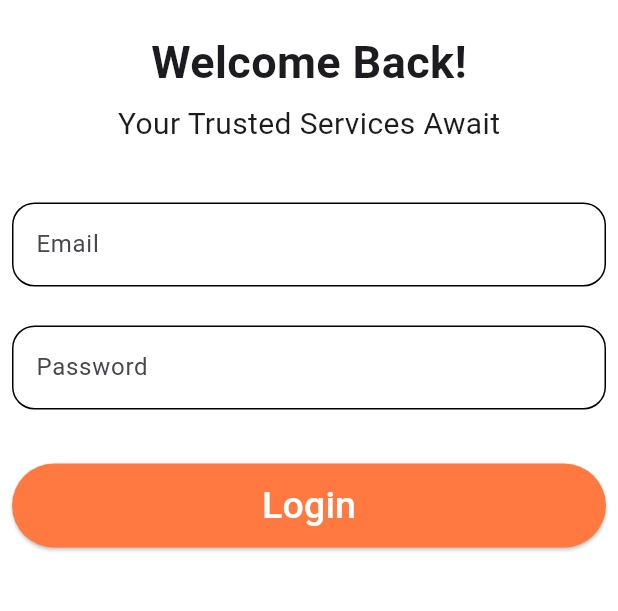
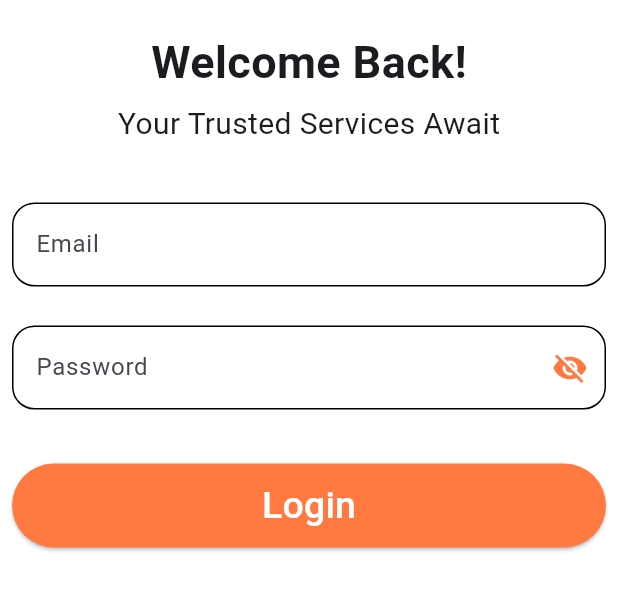
Before and after one commit to SajeenaMahotra/sewa_hub, a Flutter app: the screen it shows after launch, after a tap on "Get Started", on a phone screen of 412 x 824 dp, the part 315-926 px from its top. Run offline on Flutter 3.47's test engine with Material 3 defaults, Android fonts, the phone set to English and light mode, and no system bars; missing offline and left inert: dart:ffi.

Commit message:
add login screen and snackbar

```diff
--- /dev/null
+++ b/lib/commons/snackbar.dart
@@ -0,0 +1,18 @@
+import 'package:flutter/material.dart';
+
+showSnackbar({
+  required BuildContext context,
+  required String message,
+  Color? color
+}){
+  ScaffoldMessenger.of(
+    context,
+  ).showSnackBar(
+    SnackBar(
+      content: Text(message),
+    backgroundColor: color ?? Colors.green,
+    duration: const Duration(seconds: 1),
+    behavior: SnackBarBehavior.floating
+    ),
+  );
+}
--- a/lib/screens/login_screen.dart
+++ b/lib/screens/login_screen.dart
@@ -1,4 +1,7 @@
+import 'dart:ffi';
+
 import 'package:flutter/material.dart';
+import 'package:sewa_hub/commons/snackbar.dart';
 import 'package:sewa_hub/widget/button2.dart';
 import 'package:sewa_hub/widget/custom_text_field.dart';
 
@@ -13,11 +16,40 @@ class _LoginScreenState extends State<LoginScreen> {
   final _formKey = GlobalKey<FormState>();
   final TextEditingController _emailController = TextEditingController();
   final TextEditingController _passwordController= TextEditingController();
+
   @override
+  void dispose(){
+    _emailController.dispose();
+    _passwordController.dispose();
+    super.dispose();
+  }
+
+  void _validateAndLogin() {
+    if (_formKey.currentState!.validate()) {
+      // Login successful
+      showSnackbar(
+        context: context,
+        message: "Login Successful!",
+        color: Colors.green,
+      );
+      // Clear fields after successful login
+      _emailController.clear();
+      _passwordController.clear();
+    } else {
+      // Login failed
+      showSnackbar(
+        context: context,
+        message: "Please fix the errors",
+        color: Colors.red,
+      );
+    }
+  }
+
   Widget build(BuildContext context) {
     return Scaffold(
       backgroundColor: Colors.white,
-      body: Column(
+      body: SingleChildScrollView(
+        child: Column(
           children: [
             SizedBox(height: 150,),
             SizedBox(
@@ -29,12 +61,29 @@ class _LoginScreenState extends State<LoginScreen> {
               SizedBox(height: 5,),
               Text("Your Trusted Services Await",style: TextStyle(fontSize: 20),),
               SizedBox(height: 30,),
+              Form(
+                key: _formKey,
+                child: Column(
+                  children: [
                     Padding(
                       padding: const EdgeInsets.all(8.0),
                       child: CustomTextField(controller: _emailController,
                       labelText: "Email",
                       errorText: "Please enter your email address",
-              hintText: 'johndoe@gmail.com',),
+                      hintText: 'johndoe@gmail.com',
+                      obscureText: false,
+                      validator: (value){
+                        if (value == null || value.isEmpty){
+                          return "Email is required";
+                        }
+                        if ( !RegExp(r'^[^@]+@[^@]+\.[^@]+').hasMatch(value)){
+                          return "Please enter a valid email";
+                        }
+                        return null;
+                      },),
+                    ),
+                  ],
+                ),
               ),
               SizedBox(height: 10,),
               Padding(
@@ -42,12 +91,24 @@ class _LoginScreenState extends State<LoginScreen> {
                 child: CustomTextField(controller: _passwordController,
                 labelText: "Password",
                 errorText: "Please enter your password",
-              hintText: '********',),
+                hintText: '********',
+                obscureText: true,
+                validator: (value){
+                  if(value == null || value.isEmpty){
+                    return "Password is required";
+                  }
+                  if(value.length < 6){
+                    return "Password must be at least 6 characters";
+                  }
+                  return null;
+                },
+                ),
               ),
               SizedBox(height: 20,),
               Button2(text: "Login", onPressed: () {},),
               ],
         ),
+      ),
     );
   }
 }
--- a/lib/widget/custom_text_field.dart
+++ b/lib/widget/custom_text_field.dart
@@ -1,37 +1,66 @@
 import 'package:flutter/material.dart';
 
 class CustomTextField extends StatefulWidget {
-  const CustomTextField({super.key,
-  required this.controller,
-  required this.errorText,
-  required this.labelText,
-  required this.hintText});
+  const CustomTextField({
+    super.key,
+    required this.controller,
+    required this.errorText,
+    required this.labelText,
+    required this.hintText,
+    required this.obscureText,
+    this.validator,
+  });
 
   final TextEditingController controller;
   final String labelText;
   final String hintText;
   final String errorText;
+  final bool obscureText;
+  final String? Function(String?)? validator;
 
   @override
   State<CustomTextField> createState() => _CustomTextFieldState();
 }
 
 class _CustomTextFieldState extends State<CustomTextField> {
+  late bool _obscureText;
   @override
+
+  void initState(){
+    super.initState();
+    _obscureText=widget.obscureText;
+  }
+
   Widget build(BuildContext context) {
     return TextFormField(
+      controller: widget.controller,
+      obscureText: _obscureText,
+      validator: widget.validator,
       decoration: InputDecoration(
         labelText: widget.labelText,
         hintText: widget.hintText,
         enabledBorder: OutlineInputBorder(
-          borderRadius:BorderRadius.circular(15),
+          borderRadius: BorderRadius.circular(15),
           borderSide: BorderSide(color: Colors.black),
         ),
         focusedBorder: OutlineInputBorder(
           borderRadius: BorderRadius.circular(15),
-          borderSide: BorderSide(color: Color(0xFFFF7940))        )
+          borderSide: BorderSide(color: Color(0xFFFF7940)),
+        ),
+        suffixIcon: widget.obscureText
+            ? IconButton(
+                icon: Icon(
+                  _obscureText ? Icons.visibility_off : Icons.visibility,
+                  color: const Color(0xFFFF7940),
+                ),
+                onPressed: () {
+                  setState(() {
+                    _obscureText = !_obscureText;
+                  });
+                },
+              )
+            : null,
       ),
-      controller: widget.controller,
     );
   }
 }
```
Lines whose indentation alone changed are shown as unchanged.
